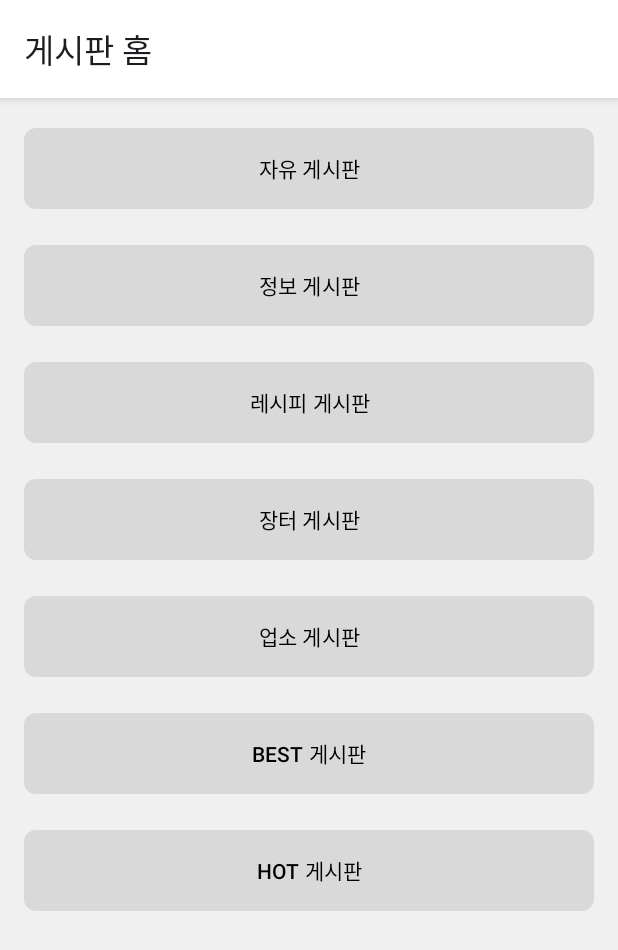
After one commit to minsu0422/MealLog, an Android app: the fragment MainBoard shown on its own in the app's theme, on a phone screen of 412 x 824 dp. The commit adds this screen. Shown: the top 950 px of the screen. Run offline under Robolectric (Android 15) with nearby library versions, the phone set to English and light mode, and no system bars.

```diff
--- a/app/build.gradle.kts
+++ b/app/build.gradle.kts
@@ -33,7 +33,9 @@ dependencies {
     implementation("androidx.appcompat:appcompat:1.6.1")
     implementation("com.google.android.material:material:1.12.0")
     implementation("androidx.constraintlayout:constraintlayout:2.1.4")
+    implementation ("com.google.android.material:material:1.4.0")
     testImplementation("junit:junit:4.13.2")
     androidTestImplementation("androidx.test.ext:junit:1.1.5")
     androidTestImplementation("androidx.test.espresso:espresso-core:3.5.1")
+
 }
--- /dev/null
+++ b/app/src/main/java/com/example/meallog/MainBoard.java
@@ -0,0 +1,63 @@
+package com.example.meallog;
+
+import android.os.Bundle;
+import android.view.LayoutInflater;
+import android.view.View;
+import android.view.ViewGroup;
+
+import androidx.fragment.app.Fragment;
+
+/**
+ * A simple {@link Fragment} subclass.
+ * Use the {@link MainBoard#newInstance} factory method to
+ * create an instance of this fragment.
+ */
+public class MainBoard extends Fragment {
+
+    // TODO: Rename parameter arguments, choose names that match
+    // the fragment initialization parameters, e.g. ARG_ITEM_NUMBER
+    private static final String ARG_PARAM1 = "param1";
+    private static final String ARG_PARAM2 = "param2";
+
+    // TODO: Rename and change types of parameters
+    private String mParam1;
+    private String mParam2;
+
+    public MainBoard() {
+        // Required empty public constructor
+    }
+
+    /**
+     * Use this factory method to create a new instance of
+     * this fragment using the provided parameters.
+     *
+     * @param param1 Parameter 1.
+     * @param param2 Parameter 2.
+     * @return A new instance of fragment MainBoard.
+     */
+    // TODO: Rename and change types and number of parameters
+    public static MainBoard newInstance(String param1, String param2) {
+        MainBoard fragment = new MainBoard();
+        Bundle args = new Bundle();
+        args.putString(ARG_PARAM1, param1);
+        args.putString(ARG_PARAM2, param2);
+        fragment.setArguments(args);
+        return fragment;
+    }
+
+    @Override
+    public void onCreate(Bundle savedInstanceState) {
+        super.onCreate(savedInstanceState);
+        if (getArguments() != null) {
+            mParam1 = getArguments().getString(ARG_PARAM1);
+            mParam2 = getArguments().getString(ARG_PARAM2);
+        }
+    }
+
+    @Override
+    public View onCreateView(LayoutInflater inflater, ViewGroup container,
+                             Bundle savedInstanceState) {
+        // Inflate the layout for this fragment
+        return inflater.inflate(R.layout.fragment_main_board, container, false);
+    }
+}
--- /dev/null
+++ b/app/src/main/res/layout/fragment_main_board.xml
@@ -0,0 +1,130 @@
+<?xml version="1.0" encoding="utf-8"?>
+<RelativeLayout xmlns:android="http://schemas.android.com/apk/res/android"
+    xmlns:app="http://schemas.android.com/apk/res-auto"
+    android:layout_width="match_parent"
+    android:layout_height="match_parent"
+    android:background="#F0F0F0">
+
+    <LinearLayout
+        android:id="@+id/header"
+        android:layout_width="match_parent"
+        android:layout_height="wrap_content"
+        android:background="#FFFFFF"
+        android:elevation="4dp"
+        android:orientation="horizontal"
+        android:padding="16dp">
+
+        <TextView
+            android:layout_width="wrap_content"
+            android:layout_height="wrap_content"
+            android:text="게시판 홈"
+            android:textAppearance="@style/TextAppearance.AppCompat.Large"
+            android:layout_alignParentLeft="true"
+            android:layout_marginRight="16dp"/>
+
+    </LinearLayout>
+
+    <ScrollView
+        android:layout_width="match_parent"
+        android:layout_height="wrap_content"
+        android:layout_below="@id/header"
+        android:fillViewport="true">
+
+        <LinearLayout
+            android:layout_width="match_parent"
+            android:layout_height="wrap_content"
+            android:orientation="vertical"
+            android:padding="16dp">
+
+            <!-- 각 버튼에 대한 스타일 지정 -->
+            <!-- MaterialButton 스타일 적용 및 버튼 크기와 그림자 효과 지정 -->
+            <com.google.android.material.button.MaterialButton
+                android:id="@+id/freeBoardBtn"
+                android:layout_width="380dp"
+                android:layout_height="62dp"
+                android:layout_marginBottom="16dp"
+                android:elevation="6dp"
+                android:text="자유 게시판"
+                android:textColor="#000000"
+                app:backgroundTint="#D9D9D9"
+                app:cornerRadius="8dp" />
+
+            <com.google.android.material.button.MaterialButton
+                android:id="@+id/infoBoardBtn"
+                android:layout_width="380dp"
+                android:layout_height="62dp"
+                android:text="정보 게시판"
+                android:textColor="#000000"
+                app:backgroundTint="#D9D9D9"
+                app:cornerRadius="8dp"
+                android:elevation="6dp"
+                android:layout_marginBottom="16dp" />
+
+
+            <com.google.android.material.button.MaterialButton
+                android:id="@+id/recipeBoardBtn"
+                android:layout_width="380dp"
+                android:layout_height="62dp"
+                android:text="레시피 게시판"
+                android:textColor="#000000"
+                app:backgroundTint="#D9D9D9"
+                app:cornerRadius="8dp"
+                android:elevation="6dp"
+                android:layout_marginBottom="16dp" />
+
+            <com.google.android.material.button.MaterialButton
+                android:id="@+id/marketBoardBtn"
+                android:layout_width="380dp"
+                android:layout_height="62dp"
+                android:text="장터 게시판"
+                android:textColor="#000000"
+                app:backgroundTint="#D9D9D9"
+                app:cornerRadius="8dp"
+                android:elevation="6dp"
+                android:layout_marginBottom="16dp" />
+
+
+            <com.google.android.material.button.MaterialButton
+                android:id="@+id/businessBoardBtn"
+                android:layout_width="380dp"
+                android:layout_height="62dp"
+                android:text="업소 게시판"
+                android:textColor="#000000"
+                app:backgroundTint="#D9D9D9"
+                app:cornerRadius="8dp"
+                android:elevation="6dp"
+                android:layout_marginBottom="16dp" />
+
+
+            <com.google.android.material.button.MaterialButton
+                android:id="@+id/bestPostsBoardBtn"
+                android:layout_width="380dp"
+                android:layout_height="62dp"
+                android:text="BEST 게시판"
+                android:textColor="#000000"
+                app:backgroundTint="#D9D9D9"
+                app:cornerRadius="8dp"
+                android:elevation="6dp"
+                android:layout_marginBottom="16dp" />
+
+            <com.google.android.material.button.MaterialButton
+                android:id="@+id/hotTopicsBoardBtn"
+                android:layout_width="380dp"
+                android:layout_height="62dp"
+                android:text="HOT 게시판"
+                android:textColor="#000000"
+                app:backgroundTint="#D9D9D9"
+                app:cornerRadius="8dp"
+                android:elevation="6dp"
+                android:layout_marginBottom="16dp" />
+
+        </LinearLayout>
+    </ScrollView>
+
+    <!--  <include
+          layout="@layout/bottom_navigation"
+          android:layout_width="match_parent"
+          android:layout_height="wrap_content"
+          android:layout_alignParentBottom="true" />-->
+
+</RelativeLayout>
--- a/app/src/main/res/values/strings.xml
+++ b/app/src/main/res/values/strings.xml
@@ -1,3 +1,5 @@
 <resources>
     <string name="app_name">MealLog</string>
+    <!-- TODO: Remove or change this placeholder text -->
+    <string name="hello_blank_fragment">Hello blank fragment</string>
 </resources>
```
Also changed, not shown: app/src/main/java/com/example/meallog/DetailBoard.java (added, +63 -0 lines), app/src/main/java/com/example/meallog/MainActivity.java (+58 -2 lines), app/src/main/java/com/example/meallog/PostAdapter.java (added, +49 -0 lines), app/src/main/res/layout/activity_main.xml (+7 -11 lines), app/src/main/res/layout/detail_item_list.xml (added, +25 -0 lines), app/src/main/res/layout/fragment_detail_board.xml (added, +37 -0 lines).
